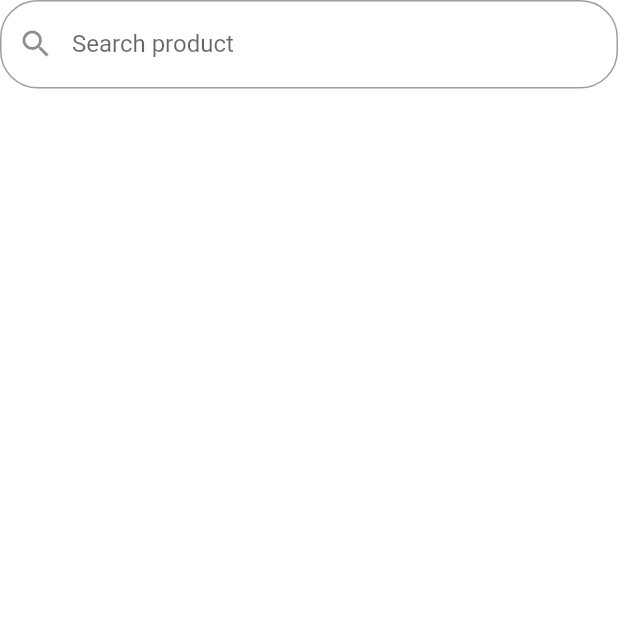
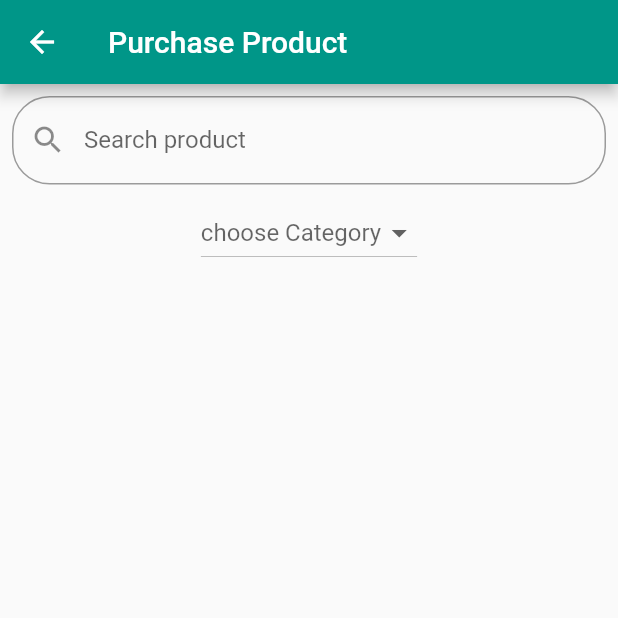
Before and after one commit to INTERNS-LXI-TECHNOLOGIES/Flutter-Workshop, a Flutter app: the screen it shows after launch, after a tap on "Purchase Product", on a phone screen of 412 x 824 dp, the top half of it. Run offline on Flutter 3.47's test engine with Material 2 defaults, Android fonts, the phone set to English and light mode, and no system bars.

Commit message:
http://jira.bytatech.com:8080/browse/IN-8219

```diff
--- a/customerApp/lib/src/purchase.dart
+++ b/customerApp/lib/src/purchase.dart
@@ -1,18 +1,33 @@
-import 'package:customerApp/widget/customForm.dart';
+import 'package:customerApp/widget/dropDown.dart';
 import 'package:flutter/material.dart';
 
 class Purchase extends StatefulWidget {
   @override
   State<StatefulWidget> createState() {
-    return FormScreenState ();
+    return FormScreenState();
   }
 }
 
 class FormScreenState extends State<Purchase> {
   TextEditingController editingController = TextEditingController();
+
+//  Widget build(BuildContext context) {
+//    return Scaffold(appBar: AppBar(title: Text(" Customer Service Register ")));
+//  }
+
   @override
   Widget build(BuildContext context) {
-    return TextFormField(
+    return new Scaffold(
+      appBar: AppBar(
+        title: Text("Purchase Product"),
+      ),
+      body: Container(
+        child: Column(
+          children: <Widget>[
+            Padding(
+              padding: const EdgeInsets.all(8.0),
+              child: TextField(
+                onChanged: (value) {},
                 controller: editingController,
                 decoration: InputDecoration(
                     labelText: "Search product",
@@ -20,7 +35,14 @@ class FormScreenState extends State<Purchase> {
                     prefixIcon: Icon(Icons.search),
                     border: OutlineInputBorder(
                         borderRadius: BorderRadius.all(Radius.circular(25.0)))),
+              ),
+            ),
+            Center(
+                child: DropdownButtonHint()
+            ),
+          ],
+        ),
+      ),
     );
   }
-
 }
--- /dev/null
+++ b/customerApp/lib/widget/dropDown.dart
@@ -0,0 +1,27 @@
+import 'package:flutter/material.dart';
+
+class DropdownButtonHint extends StatelessWidget {
+  final List<String> _dropdownValues = [
+    "Mobile",
+    "TV",
+    "Tablet",
+    "Laptop",
+    "Speaker"
+  ]; //The list of values we want on the dropdown
+
+  @override
+  Widget build(BuildContext context) {
+    return DropdownButton(
+      items: _dropdownValues
+          .map((value) => DropdownMenuItem(
+                child: Text(value),
+                value: value,
+              ))
+          .toList(),
+      onChanged: (String value) {},
+      isExpanded: false,
+      hint: Text('choose Category'),
+
+    );
+  }
+}
```
Also changed, not shown: customerApp/lib/widget/customForm.dart (deleted, +0 -51 lines). Lines whose indentation alone changed are shown as unchanged.
